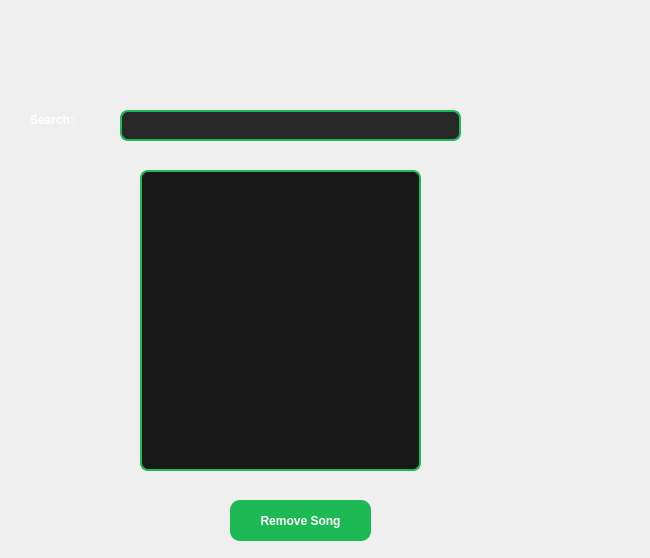
First picture: the form in playlistsongswindow.ui, repository Fatemehasadi86/spotify1, before the edit.
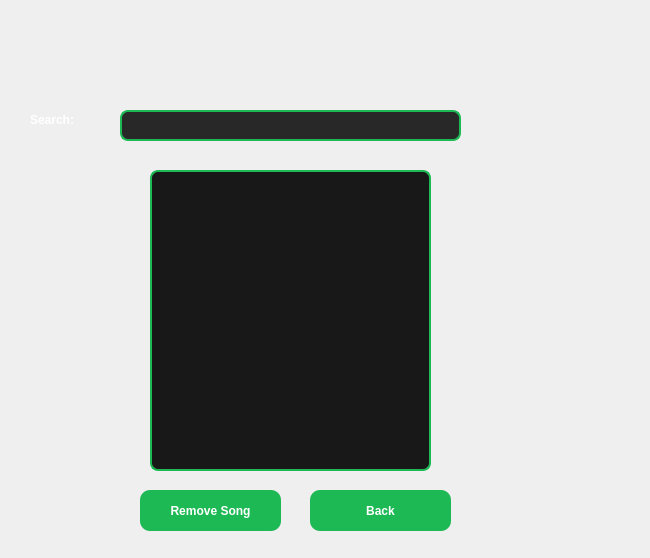
Second picture: the form after the edit.

Patch:
```diff
--- a/playlistsongswindow.ui
+++ b/playlistsongswindow.ui
@@ -63,7 +63,7 @@
   <widget class="QListWidget" name="listWidget">
    <property name="geometry">
     <rect>
-     <x>140</x>
+     <x>150</x>
      <y>170</y>
      <width>281</width>
      <height>301</height>
@@ -73,8 +73,8 @@
   <widget class="QPushButton" name="pushButton">
    <property name="geometry">
     <rect>
-     <x>230</x>
-     <y>500</y>
+     <x>140</x>
+     <y>490</y>
      <width>141</width>
      <height>41</height>
     </rect>
@@ -106,6 +106,19 @@
     <string>Search:</string>
    </property>
   </widget>
+  <widget class="QPushButton" name="pushButton_2">
+   <property name="geometry">
+    <rect>
+     <x>310</x>
+     <y>490</y>
+     <width>141</width>
+     <height>41</height>
+    </rect>
+   </property>
+   <property name="text">
+    <string>Back</string>
+   </property>
+  </widget>
  </widget>
  <resources/>
  <connections/>
```
